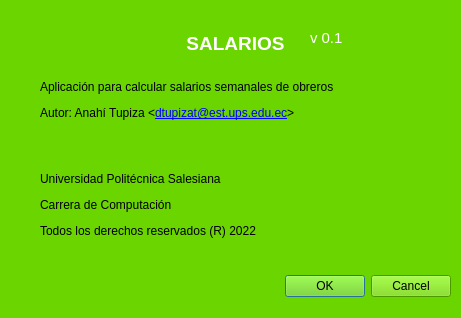
This is acerca.ui in AnahiTupiza/Salarios as Qt 5 draws it before an edit. The edited form follows.
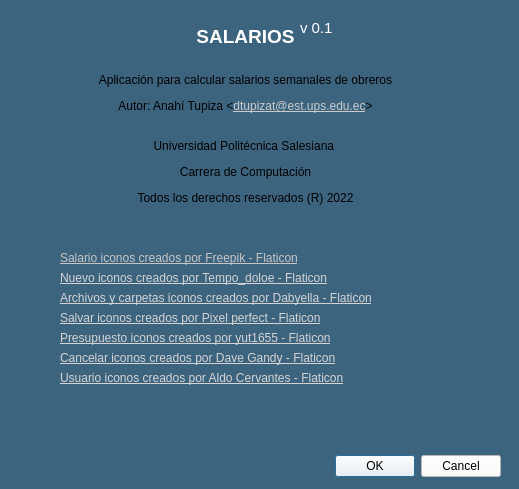
This is the edited form. Icons and pictures are not drawn.

Commit message: Agregado de iconos

```diff
--- a/acerca.ui
+++ b/acerca.ui
@@ -6,26 +6,35 @@
    <rect>
     <x>0</x>
     <y>0</y>
-    <width>461</width>
-    <height>318</height>
+    <width>519</width>
+    <height>489</height>
    </rect>
   </property>
+  <property name="maximumSize">
+   <size>
+    <width>16777213</width>
+    <height>16777215</height>
+   </size>
+  </property>
   <property name="windowTitle">
    <string>Dialog</string>
   </property>
   <property name="styleSheet">
-   <string notr="true">background-color: rgb(93, 185, 0);
-background-color: rgb(107, 213, 0);</string>
+   <string notr="true">background-color: rgb(255, 131, 93);
+background-color: rgb(60, 100, 127);</string>
   </property>
   <widget class="QDialogButtonBox" name="buttonBox">
    <property name="geometry">
     <rect>
-     <x>-10</x>
-     <y>270</y>
+     <x>40</x>
+     <y>450</y>
      <width>461</width>
      <height>32</height>
     </rect>
    </property>
+   <property name="styleSheet">
+    <string notr="true">background-color: rgb(255, 255, 255);</string>
+   </property>
    <property name="orientation">
     <enum>Qt::Horizontal</enum>
    </property>
@@ -36,14 +45,14 @@
   <widget class="QLabel" name="label_4">
    <property name="geometry">
     <rect>
-     <x>40</x>
+     <x>20</x>
      <y>10</y>
-     <width>391</width>
-     <height>251</height>
+     <width>451</width>
+     <height>211</height>
     </rect>
    </property>
    <property name="text">
-    <string>&lt;html&gt;&lt;head/&gt;&lt;body&gt;&lt;p align=&quot;center&quot;&gt;&lt;span style=&quot; font-size:14pt; font-weight:700; color:#ffffff;&quot;&gt;SALARIOS &lt;/span&gt;&lt;br/&gt;&lt;/p&gt;&lt;p&gt;Aplicación para calcular salarios semanales de obreros&lt;/p&gt;&lt;p&gt;Autor: Anahí Tupiza &amp;lt;&lt;a href=&quot;dtupizat@est.ups.edu.ec&quot;&gt;&lt;span style=&quot; text-decoration: underline; color:#0000ff;&quot;&gt;dtupizat@est.ups.edu.ec&lt;/span&gt;&lt;/a&gt;&amp;gt;&lt;/p&gt;&lt;p&gt;&lt;br/&gt;&lt;/p&gt;&lt;p&gt;Universidad Politécnica Salesiana &lt;/p&gt;&lt;p&gt;Carrera de Computación&lt;/p&gt;&lt;p&gt;Todos los derechos reservados (R) 2022&lt;/p&gt;&lt;/body&gt;&lt;/html&gt;</string>
+    <string>&lt;html&gt;&lt;head/&gt;&lt;body&gt;&lt;p align=&quot;center&quot;&gt;&lt;span style=&quot; font-size:14pt; font-weight:700; color:#ffffff;&quot;&gt;SALARIOS &lt;/span&gt;&lt;br/&gt;&lt;/p&gt;&lt;p align=&quot;center&quot;&gt;Aplicación para calcular salarios semanales de obreros&lt;/p&gt;&lt;p align=&quot;center&quot;&gt;Autor: Anahí Tupiza &amp;lt;&lt;a href=&quot;dtupizat@est.ups.edu.ec&quot;&gt;&lt;span style=&quot; text-decoration: underline; color:#cbcbcb;&quot;&gt;dtupizat@est.ups.edu.ec&lt;/span&gt;&lt;/a&gt;&amp;gt;&lt;br/&gt;&lt;/p&gt;&lt;p align=&quot;center&quot;&gt;Universidad Politécnica Salesiana &lt;/p&gt;&lt;p align=&quot;center&quot;&gt;Carrera de Computación&lt;/p&gt;&lt;p align=&quot;center&quot;&gt;Todos los derechos reservados (R) 2022&lt;/p&gt;&lt;/body&gt;&lt;/html&gt;</string>
    </property>
    <property name="textFormat">
     <enum>Qt::RichText</enum>
@@ -52,8 +61,8 @@
   <widget class="QLabel" name="outVersion">
    <property name="geometry">
     <rect>
-     <x>310</x>
-     <y>30</y>
+     <x>300</x>
+     <y>20</y>
      <width>48</width>
      <height>16</height>
     </rect>
@@ -70,6 +79,126 @@
     <string>v 0.1</string>
    </property>
   </widget>
+  <widget class="QWidget" name="widget" native="true">
+   <property name="geometry">
+    <rect>
+     <x>30</x>
+     <y>230</y>
+     <width>431</width>
+     <height>191</height>
+    </rect>
+   </property>
+   <widget class="QLabel" name="label">
+    <property name="geometry">
+     <rect>
+      <x>30</x>
+      <y>20</y>
+      <width>341</width>
+      <height>16</height>
+     </rect>
+    </property>
+    <property name="text">
+     <string>&lt;html&gt;&lt;head/&gt;&lt;body&gt;&lt;p&gt;&lt;a href=&quot;https://www.flaticon.es/iconos-gratis/salario&quot;&gt;&lt;span style=&quot; text-decoration: underline; color:#c6c6c6;&quot;&gt;Salario iconos creados por Freepik - Flaticon&lt;/span&gt;&lt;/a&gt;&lt;/p&gt;&lt;/body&gt;&lt;/html&gt;</string>
+    </property>
+   </widget>
+   <widget class="QLabel" name="label_2">
+    <property name="geometry">
+     <rect>
+      <x>30</x>
+      <y>40</y>
+      <width>291</width>
+      <height>16</height>
+     </rect>
+    </property>
+    <property name="styleSheet">
+     <string notr="true">color: rgb(218, 218, 218);
+color: rgb(212, 212, 212);</string>
+    </property>
+    <property name="text">
+     <string>&lt;html&gt;&lt;head/&gt;&lt;body&gt;&lt;p&gt;&lt;a href=&quot;https://www.flaticon.es/iconos-gratis/nuevo&quot;&gt;&lt;span style=&quot; text-decoration: underline; color:#d4d4d4;&quot;&gt;Nuevo iconos creados por Tempo_doloe - Flaticon&lt;/span&gt;&lt;/a&gt;&lt;/p&gt;&lt;/body&gt;&lt;/html&gt;</string>
+    </property>
+   </widget>
+   <widget class="QLabel" name="label_3">
+    <property name="geometry">
+     <rect>
+      <x>30</x>
+      <y>60</y>
+      <width>331</width>
+      <height>16</height>
+     </rect>
+    </property>
+    <property name="styleSheet">
+     <string notr="true">color: rgb(218, 218, 218);</string>
+    </property>
+    <property name="text">
+     <string>&lt;html&gt;&lt;head/&gt;&lt;body&gt;&lt;p&gt;&lt;a href=&quot;https://www.flaticon.es/iconos-gratis/archivos-y-carpetas&quot;&gt;&lt;span style=&quot; text-decoration: underline; color:#d4d4d4;&quot;&gt;Archivos y carpetas iconos creados por Dabyella - Flaticon&lt;/span&gt;&lt;/a&gt;&lt;/p&gt;&lt;/body&gt;&lt;/html&gt;</string>
+    </property>
+   </widget>
+   <widget class="QLabel" name="label_5">
+    <property name="geometry">
+     <rect>
+      <x>30</x>
+      <y>80</y>
+      <width>331</width>
+      <height>16</height>
+     </rect>
+    </property>
+    <property name="styleSheet">
+     <string notr="true">color: rgb(218, 218, 218);</string>
+    </property>
+    <property name="text">
+     <string>&lt;html&gt;&lt;head/&gt;&lt;body&gt;&lt;p&gt;&lt;a href=&quot;https://www.flaticon.es/iconos-gratis/salvar&quot;&gt;&lt;span style=&quot; text-decoration: underline; color:#d4d4d4;&quot;&gt;Salvar iconos creados por Pixel perfect - Flaticon&lt;/span&gt;&lt;/a&gt;&lt;/p&gt;&lt;/body&gt;&lt;/html&gt;</string>
+    </property>
+   </widget>
+   <widget class="QLabel" name="label_6">
+    <property name="geometry">
+     <rect>
+      <x>30</x>
+      <y>100</y>
+      <width>351</width>
+      <height>16</height>
+     </rect>
+    </property>
+    <property name="styleSheet">
+     <string notr="true">color: rgb(218, 218, 218);</string>
+    </property>
+    <property name="text">
+     <string>&lt;html&gt;&lt;head/&gt;&lt;body&gt;&lt;p&gt;&lt;a href=&quot;https://www.flaticon.es/iconos-gratis/presupuesto&quot;&gt;&lt;span style=&quot; text-decoration: underline; color:#d4d4d4;&quot;&gt;Presupuesto iconos creados por yut1655 - Flaticon&lt;/span&gt;&lt;/a&gt;&lt;/p&gt;&lt;/body&gt;&lt;/html&gt;</string>
+    </property>
+   </widget>
+   <widget class="QLabel" name="label_7">
+    <property name="geometry">
+     <rect>
+      <x>30</x>
+      <y>120</y>
+      <width>321</width>
+      <height>16</height>
+     </rect>
+    </property>
+    <property name="styleSheet">
+     <string notr="true">color: rgb(218, 218, 218);</string>
+    </property>
+    <property name="text">
+     <string>&lt;html&gt;&lt;head/&gt;&lt;body&gt;&lt;p&gt;&lt;a href=&quot;https://www.flaticon.es/iconos-gratis/cancelar&quot;&gt;&lt;span style=&quot; text-decoration: underline; color:#d4d4d4;&quot;&gt;Cancelar iconos creados por Dave Gandy - Flaticon&lt;/span&gt;&lt;/a&gt;&lt;/p&gt;&lt;/body&gt;&lt;/html&gt;</string>
+    </property>
+   </widget>
+   <widget class="QLabel" name="label_8">
+    <property name="geometry">
+     <rect>
+      <x>30</x>
+      <y>140</y>
+      <width>291</width>
+      <height>16</height>
+     </rect>
+    </property>
+    <property name="styleSheet">
+     <string notr="true">color: rgb(218, 218, 218);</string>
+    </property>
+    <property name="text">
+     <string>&lt;html&gt;&lt;head/&gt;&lt;body&gt;&lt;p&gt;&lt;a href=&quot;https://www.flaticon.es/iconos-gratis/usuario&quot;&gt;&lt;span style=&quot; text-decoration: underline; color:#d4d4d4;&quot;&gt;Usuario iconos creados por Aldo Cervantes - Flaticon&lt;/span&gt;&lt;/a&gt;&lt;/p&gt;&lt;/body&gt;&lt;/html&gt;</string>
+    </property>
+   </widget>
+  </widget>
  </widget>
  <resources/>
  <connections>
```
Left out of the diff: 8 changed lines with no effect on the pictures. The commit also changes 14 other files.
